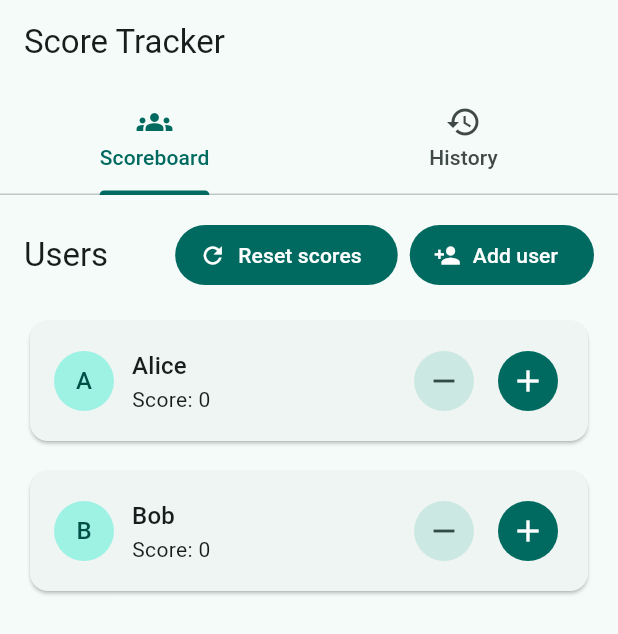
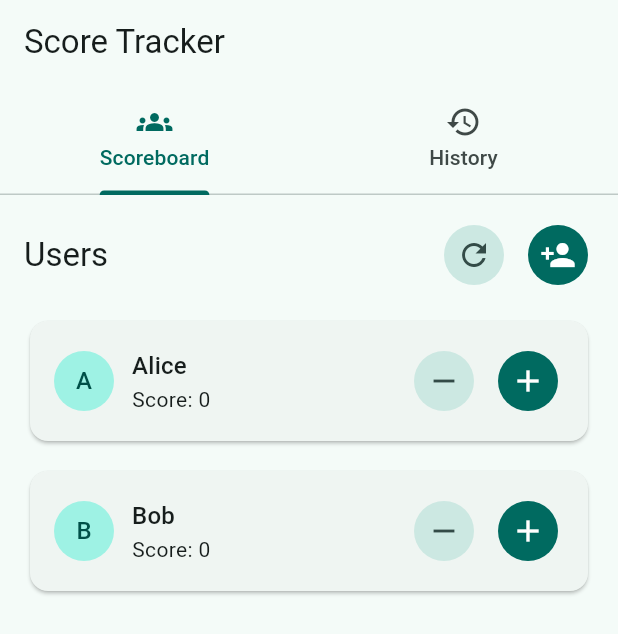
Before and after one commit to tk-wong/score_tracker, a Flutter app: the screen it shows after launch, on a phone screen of 412 x 824 dp. Shown: the top 634 px of the screen. Run offline on Flutter 3.47's test engine with Material 3 defaults, Android fonts, the phone set to English and light mode, and no system bars.

Commit message:
Refactor ScoreboardTab: Improve layout for user actions and enhance responsiveness

```diff
--- a/lib/widgets/scoreboard_tab.dart
+++ b/lib/widgets/scoreboard_tab.dart
@@ -26,26 +26,42 @@ class ScoreboardTab extends StatelessWidget {
       children: <Widget>[
         Padding(
           padding: const EdgeInsets.all(16),
-          child: Row(
+          child: LayoutBuilder(
+            builder: (BuildContext context, BoxConstraints constraints) {
+            const double compactHeaderBreakpoint = 420;
+            final bool isCompact = constraints.maxWidth < compactHeaderBreakpoint;
+              return Row(
                 children: <Widget>[
                   Text('Users', style: Theme.of(context).textTheme.titleLarge),
                   const Spacer(),
-              Row(
-                spacing: 8,
-                children: [
+                  if (isCompact) ...<Widget>[
+                    IconButton.filledTonal(
+                      tooltip: 'Reset scores',
+                      onPressed: onResetScore,
+                      icon: const Icon(Icons.refresh),
+                    ),
+                    const SizedBox(width: 8),
+                    IconButton.filled(
+                      tooltip: 'Add user',
+                      onPressed: onAddUser,
+                      icon: const Icon(Icons.person_add),
+                    ),
+                  ] else ...<Widget>[
                     FilledButton.icon(
                       onPressed: onResetScore,
                       label: const Text('Reset scores'),
                       icon: const Icon(Icons.refresh),
                     ),
+                    const SizedBox(width: 8),
                     FilledButton.icon(
                       onPressed: onAddUser,
                       icon: const Icon(Icons.person_add),
                       label: const Text('Add user'),
                     ),
                   ],
-              ),
                 ],
+              );
+            },
           ),
         ),
         Expanded(
@@ -58,10 +74,8 @@ class ScoreboardTab extends StatelessWidget {
                       const SizedBox(height: 12),
                   itemBuilder: (BuildContext context, int index) {
                     final ScoreUser user = users[index];
-                    var userDisplayList = <Widget>[
-                              CircleAvatar(
-                                child: Text(user.name.characters.first),
-                              ),
+                    final List<Widget> userDisplayList = <Widget>[
+                      CircleAvatar(child: Text(user.name.characters.first)),
                       const SizedBox(width: 12),
                       Expanded(
                         child: Column(
@@ -69,9 +83,7 @@ class ScoreboardTab extends StatelessWidget {
                           children: <Widget>[
                             Text(
                               user.name,
-                                      style: Theme.of(
-                                        context,
-                                      ).textTheme.titleMedium,
+                              style: Theme.of(context).textTheme.titleMedium,
                             ),
                             Text('Score: ${user.score}'),
                           ],
@@ -141,9 +153,7 @@ class ScoreboardTab extends StatelessWidget {
                       child: Card(
                         child: Padding(
                           padding: const EdgeInsets.all(16),
-                          child: Row(
-                            children: userDisplayList,
-                          ),
+                          child: Row(children: userDisplayList),
                         ),
                       ),
                     );
```
Lines whose indentation alone changed are shown as unchanged.
